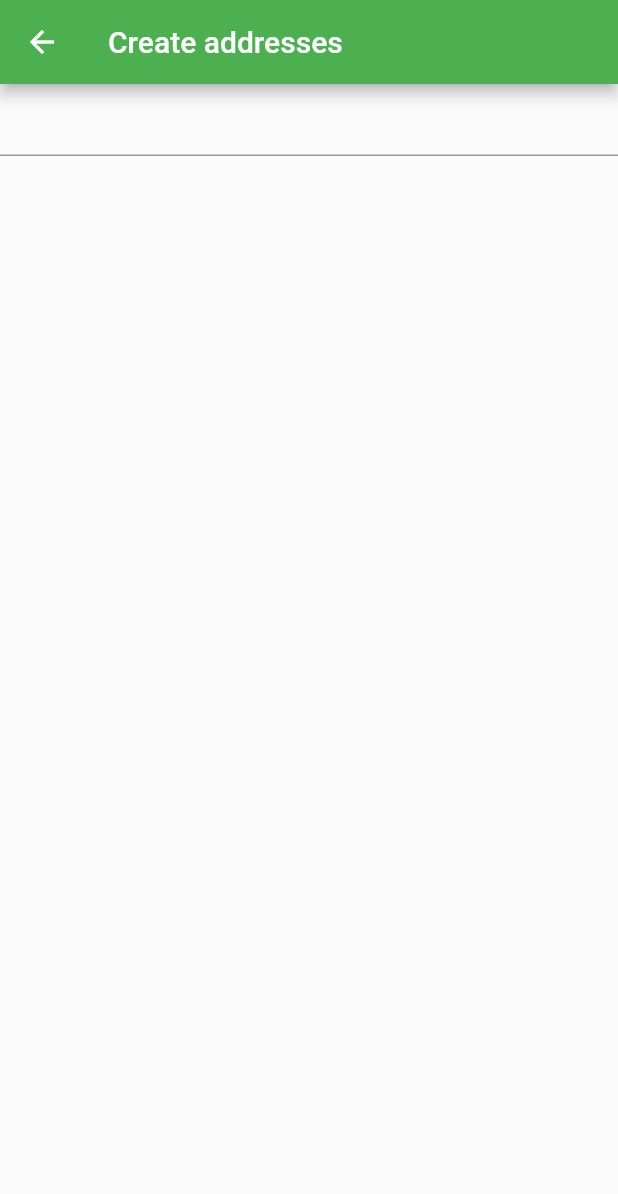
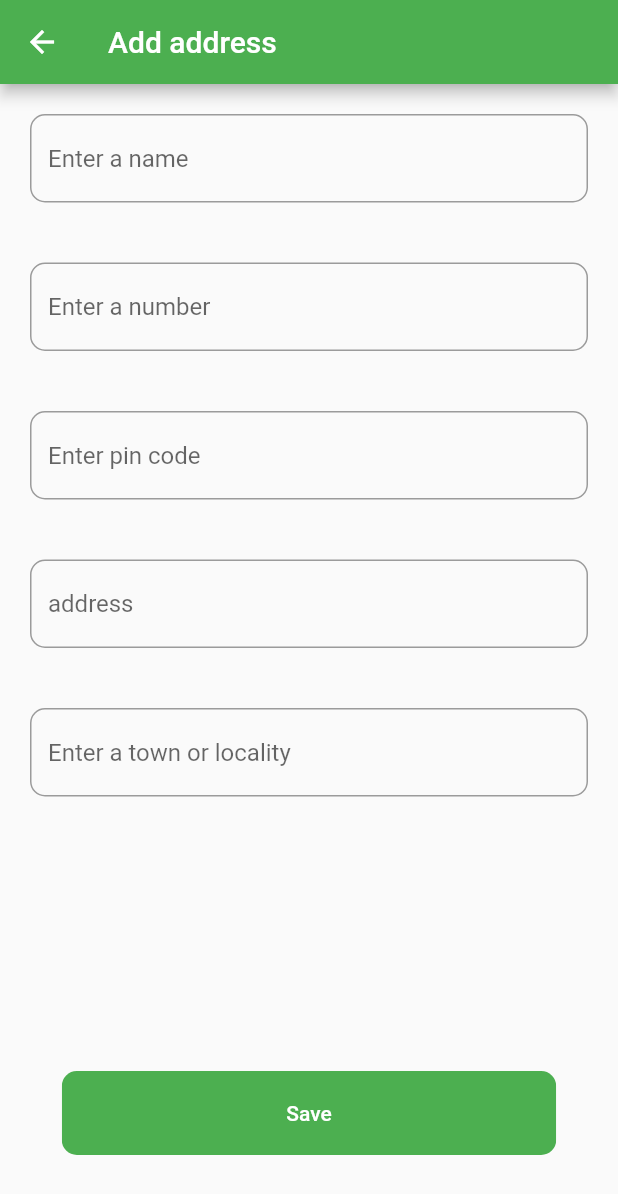
Before and after one commit to tataji/ecommerce_app, a Flutter app: the CreateOrEditAddressScreen screen opened directly, on a phone screen of 412 x 824 dp. Shown: the top 1194 px of the screen. Run offline on Flutter 3.47's test engine with Material 2 defaults, Android fonts, the phone set to English and light mode, and no system bars; our stand-ins replace carousel_slider, flutter_svg, shared_preferences; accounts and stored records are empty.

```diff
--- a/lib/components/RoundedInputField.dart
+++ b/lib/components/RoundedInputField.dart
@@ -31,7 +31,8 @@ class RoundedInputField extends StatelessWidget {
             icon,
             color: whiteColor,
           ),
-          hintText: hintText,hintStyle: TextStyle(color: whiteColor),
+          hintText: hintText,
+          hintStyle: TextStyle(color: whiteColor),
           border: InputBorder.none,
         ),
       ),
--- a/lib/screens/CreateOrEditAddress.dart
+++ b/lib/screens/CreateOrEditAddress.dart
@@ -1,3 +1,4 @@
+import 'package:e_commerce/components/RoundedButton.dart';
 import 'package:e_commerce/utils/constants.dart';
 import 'package:flutter/material.dart';
 
@@ -18,17 +19,80 @@ class CreateOrEditAddressScreenState extends State<CreateOrEditAddressScreen> {
     return Material(
       child: Scaffold(
         appBar: AppBar(
-          title: Text("Create addresses "),
+          title: Text("Add address"),
           backgroundColor: appbarGreenColor,
         ),
         body: SingleChildScrollView(
           child: Container(
             width: MediaQuery.of(context).size.width,
-            height: MediaQuery.of(context).size.height,
-            child: Column(crossAxisAlignment: CrossAxisAlignment.start,
+            height: MediaQuery.of(context).size.height-100,
+            child: Column(
+              crossAxisAlignment: CrossAxisAlignment.start,
               children: <Widget>[
-                TextField(),
-
+                Padding(
+                  padding: EdgeInsets.all(20),
+                  child: TextField(
+                    decoration: InputDecoration(
+                        border: OutlineInputBorder(
+                          borderRadius: BorderRadius.all(Radius.circular(10.0)),
+                        ),
+                        hintText: 'Enter a name'
+                    ),
+                  ),
+                ),
+                Padding(
+                  padding: EdgeInsets.all(20),
+                  child: TextField(
+                    decoration: InputDecoration(
+                        border: OutlineInputBorder(
+                          borderRadius: BorderRadius.all(Radius.circular(10.0)),
+                        ),
+                        hintText: 'Enter a number'
+                    ),
+                  ),
+                ),
+                Padding(
+                  padding: EdgeInsets.all(20),
+                  child: TextField(
+                    decoration: InputDecoration(
+                        border: OutlineInputBorder(
+                          borderRadius: BorderRadius.all(Radius.circular(10.0)),
+                        ),
+                        hintText: 'Enter pin code'
+                    ),
+                  ),
+                ),
+                Padding(
+                  padding: EdgeInsets.all(20),
+                  child: TextField(
+                    decoration: InputDecoration(
+                        border: OutlineInputBorder(
+                          borderRadius: BorderRadius.all(Radius.circular(10.0)),
+                        ),
+                        hintText: 'address'
+                    ),
+                  ),
+                ),
+                Padding(
+                  padding: EdgeInsets.all(20),
+                  child: TextField(
+                    decoration: InputDecoration(
+                        border: OutlineInputBorder(
+                          borderRadius: BorderRadius.all(Radius.circular(10.0)),
+                        ),
+                        hintText: 'Enter a town or locality'
+                    ),
+                  ),
+                ),
+                Expanded(
+                  child: Align(alignment: Alignment.bottomCenter,
+                    child: RoundedButton(
+                      text: "Save",
+                      press: () {
+                      },color: appbarGreenColor,
+                    ),
+                  ),
+                ),
               ],
             ),
           ),
--- a/pubspec.yaml
+++ b/pubspec.yaml
@@ -31,6 +31,7 @@ dependencies:
   flutter_svg: ^0.18.0
   carousel_slider: ^2.3.1
   provider: ^4.3.2+2
+  shared_preferences: ^0.5.12+4
 dev_dependencies:
   flutter_test:
     sdk: flutter
```
Also changed, not shown: lib/local_storage/SharedPreference.dart (added, +20 -0 lines), lib/main.dart (+11 -6 lines), lib/screens/LoginScreen.dart (+5 -3 lines), lib/screens/ProductDetailsScreen.dart (+15 -5 lines), lib/screens/SplashScreen.dart (+14 -4 lines), pubspec.lock.
